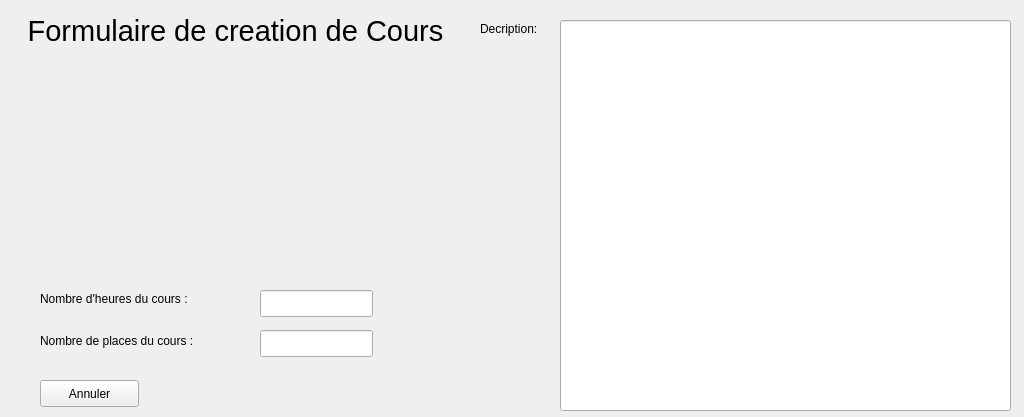
Qt form contenu.ui (formotiis/CPOOA) before a commit.
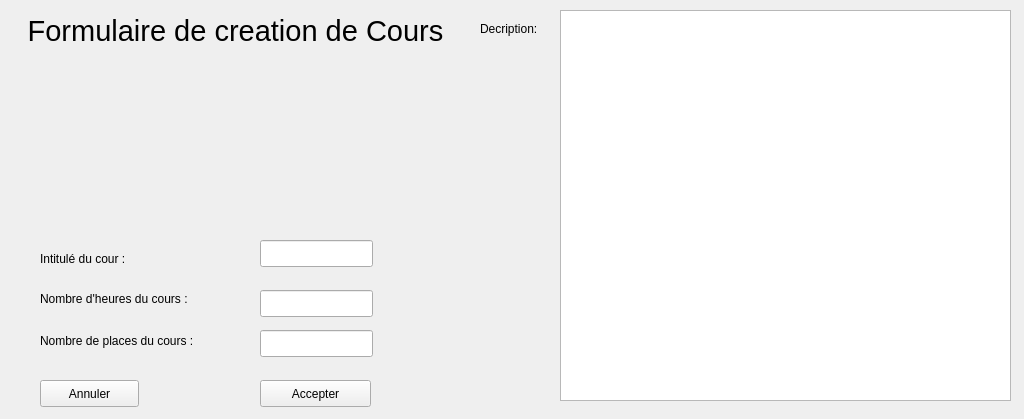
The same form after that commit.

Commit message: creation d'un cour dans un fichier text

What changed in the file:
```diff
--- a/contenu.ui
+++ b/contenu.ui
@@ -7,7 +7,7 @@
     <x>0</x>
     <y>0</y>
     <width>1024</width>
-    <height>417</height>
+    <height>419</height>
    </rect>
   </property>
   <property name="windowTitle">
@@ -724,16 +724,6 @@
      </rect>
     </property>
    </widget>
-   <widget class="QLineEdit" name="f_desc">
-    <property name="geometry">
-     <rect>
-      <x>560</x>
-      <y>20</y>
-      <width>451</width>
-      <height>391</height>
-     </rect>
-    </property>
-   </widget>
    <widget class="QLabel" name="label_15">
     <property name="geometry">
      <rect>
@@ -804,6 +794,52 @@
      <string>Nombre d'heures du cours :</string>
     </property>
    </widget>
+   <widget class="QPushButton" name="b_creaCour">
+    <property name="geometry">
+     <rect>
+      <x>260</x>
+      <y>380</y>
+      <width>111</width>
+      <height>27</height>
+     </rect>
+    </property>
+    <property name="text">
+     <string>Accepter</string>
+    </property>
+   </widget>
+   <widget class="QPlainTextEdit" name="f_desc">
+    <property name="geometry">
+     <rect>
+      <x>560</x>
+      <y>10</y>
+      <width>451</width>
+      <height>391</height>
+     </rect>
+    </property>
+   </widget>
+   <widget class="QLineEdit" name="f_titreCour">
+    <property name="geometry">
+     <rect>
+      <x>260</x>
+      <y>240</y>
+      <width>113</width>
+      <height>27</height>
+     </rect>
+    </property>
+   </widget>
+   <widget class="QLabel" name="label_30">
+    <property name="geometry">
+     <rect>
+      <x>40</x>
+      <y>250</y>
+      <width>211</width>
+      <height>17</height>
+     </rect>
+    </property>
+    <property name="text">
+     <string>Intitulé du cour :</string>
+    </property>
+   </widget>
   </widget>
   <widget class="QWidget" name="formAcceptCours">
    <widget class="QLabel" name="l_nhcours">
```
The commit also changes 7 other files.
